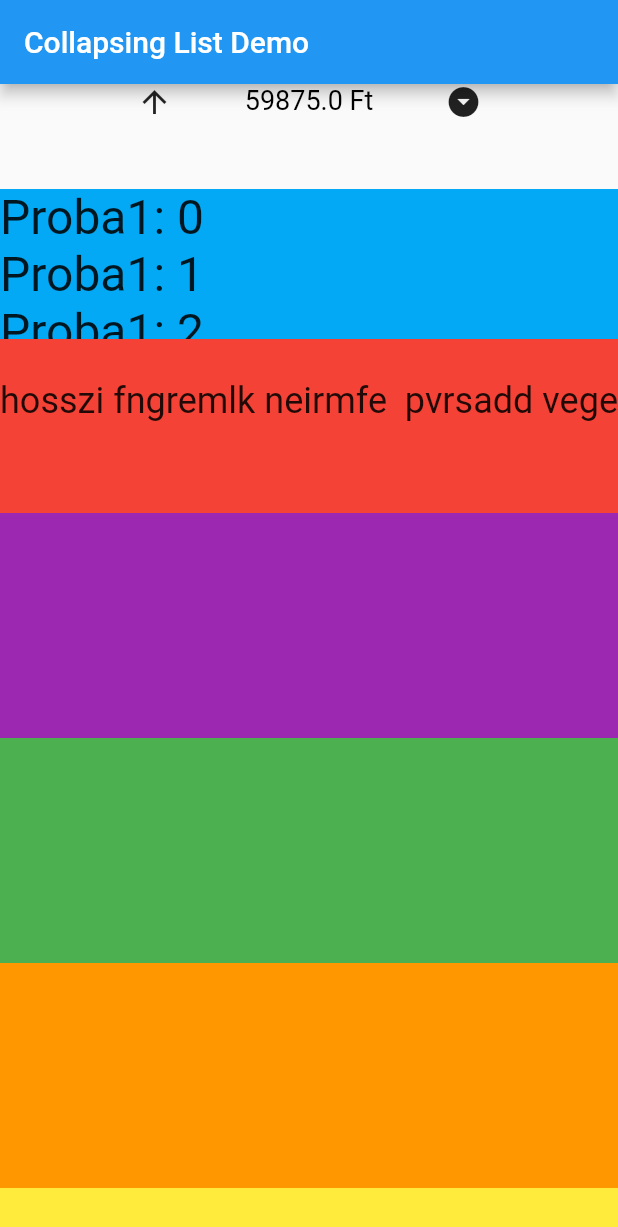
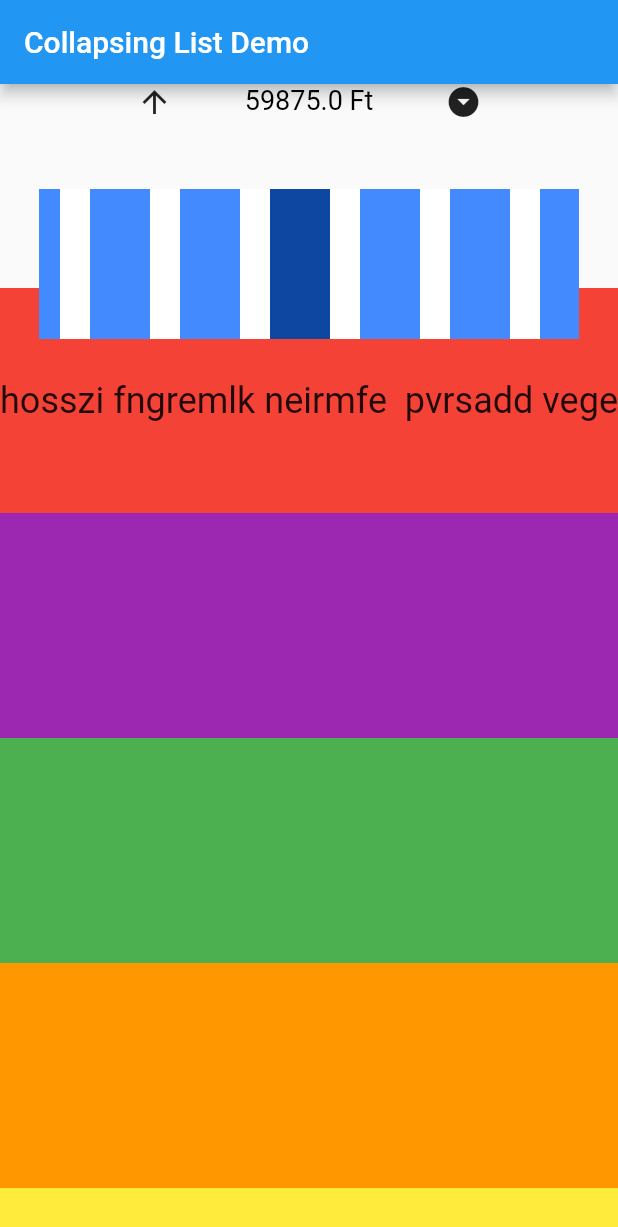
Before and after one commit to pappd/UIDemo, a Flutter app: the screen it shows after launch, scrolled down 576 dp, on a phone screen of 412 x 824 dp. Shown: the top 1227 px of the screen. Run offline on Flutter 3.47's test engine with Material 2 defaults, Android fonts, the light colour scheme and no system bars.

Commit message:
add chart

```diff
--- /dev/null
+++ b/lib/chart.dart
@@ -0,0 +1,71 @@
+import 'dart:math';
+
+import 'package:flutter/material.dart';
+import 'package:flutter/rendering.dart';
+
+class Chart extends StatelessWidget {
+  static const double itemWidth = 60;
+  final ScrollController controller;
+  final int selectedIndex;
+  final ValueChanged<double> onChanged;
+  final List<double> elements;
+  final double width;
+  const Chart({
+    Key key,
+    this.controller,
+    this.onChanged,
+    this.selectedIndex,
+    this.elements,
+    this.width = 360,
+  }) : super(key: key);
+
+  @override
+  Widget build(BuildContext context) {
+    return NotificationListener(
+      child: Container(
+        color: Colors.white,
+        height: 100,
+        width: width,
+        child: ListView.builder(
+          scrollDirection: Axis.horizontal,
+          itemCount: elements.length,
+          itemExtent: Chart.itemWidth,
+          controller: controller,
+          itemBuilder: (context, index) {
+            return Column(
+              mainAxisAlignment: MainAxisAlignment.end,
+              children: <Widget>[
+                Container(
+                  width: 40,
+                  height: 100 / elements.reduce(max) * elements[index],
+                  color: index == selectedIndex
+                      ? Colors.blue[900]
+                      : Colors.blueAccent,
+                ),
+              ],
+            );
+          },
+        ),
+      ),
+      onNotification: _onNotification,
+    );
+  }
+
+  bool _onNotification(Notification notification) {
+    if (notification is ScrollNotification) {
+      if (_userStoppedScrolling(notification, controller) &&
+          notification.metrics.axis == Axis.horizontal) {
+        onChanged(min(notification.metrics.pixels, 960));
+      }
+    }
+    return true;
+  }
+
+  ///indicates if user has stopped scrolling so we can center value in the middle
+  bool _userStoppedScrolling(
+      Notification notification, ScrollController scrollController) {
+    return notification is UserScrollNotification &&
+        notification.direction == ScrollDirection.idle &&
+        scrollController.position.activity is! HoldScrollActivity;
+  }
+}
--- a/lib/main.dart
+++ b/lib/main.dart
@@ -1,6 +1,10 @@
+import 'dart:async';
+
 import 'package:flutter/material.dart';
 import 'package:flutter/rendering.dart';
+import 'package:scrolling_ui/chart.dart';
 import 'package:scrolling_ui/currency_balance.dart';
+import 'package:scrolling_ui/model/main_model.dart';
 import 'package:scrolling_ui/model/transaction.dart';
 import 'package:scrolling_ui/transaction_card.dart';
 import 'package:flutter/foundation.dart';
@@ -94,9 +98,56 @@ class _SliverAppBarDelegate extends SliverPersistentHeaderDelegate {
   }
 }
 
-class CollapsingList extends StatelessWidget {
+class CollapsingList extends StatefulWidget {
+  @override
+  _CollapsingListState createState() => _CollapsingListState();
+}
+
+class _CollapsingListState extends State<CollapsingList> {
   final ScrollController _scrollController = ScrollController();
+
   final ScrollController _scrollController2 = ScrollController();
+
+  //bool mutex = true;
+  double scrollPosition = 0;
+  double previousScrollPosition = 0;
+  int selectedIndex = 0;
+  var data = MainModel();
+
+  @override
+  void initState() {
+    super.initState();
+    data.createRandomTransactions();
+    Timer.periodic(Duration(milliseconds: 16), (timer) {
+      // print("delta: ${previousScrollPosition - scrollPosition}");
+      // print("prev                              $previousScrollPosition");
+      // print(
+      //     "atk:                                                   $scrollPosition");
+      // if ((previousScrollPosition - scrollPosition).abs() > 5) {
+      //   setState(() {
+      //     selectedIndex = (scrollPosition + 0) ~/ (360 / 8);
+      //     print(selectedIndex.toString());
+      //   });
+      //   _scrollController2.jumpTo(scrollPosition);
+      //   previousScrollPosition = scrollPosition;
+      // }
+      chartCallback(scrollPosition, isVertical: true);
+    });
+  }
+
+  void chartCallback(double position, {bool isVertical = false}) {
+    if ((previousScrollPosition - position).abs() > 5) {
+      setState(() {
+        selectedIndex = (position + 0) ~/ (360 / 8);
+        print(selectedIndex.toString());
+      });
+      if (isVertical) {
+        _scrollController2.jumpTo(position);
+        previousScrollPosition = position;
+      }
+    }
+  }
+
   SliverPersistentHeader makeHeader(String headerText) {
     return SliverPersistentHeader(
       pinned: true,
@@ -106,8 +157,14 @@ class CollapsingList extends StatelessWidget {
         maxHeight: 300.0,
         child: Container(
             color: Colors.lightBlue,
-            child: TwoList(
+            child: Chart(
+              elements: [
+                for (int i = 0; i < data.transactions.length; i++)
+                  data.transactions[i].amount
+              ],
               controller: _scrollController2,
+              selectedIndex: selectedIndex,
+              onChanged: chartCallback,
             )),
       ),
     );
@@ -116,14 +173,8 @@ class CollapsingList extends StatelessWidget {
   bool _onNotification(Notification notification) {
     if (notification is ScrollNotification) {
       //print(notification.metrics.pixels.toString());
-      final scrollPosition = notification.metrics.pixels;
-      if (scrollPosition < 200) {
-        // _scrollController2.
-        _scrollController2.jumpTo(max(2, min(scrollPosition, 200)));
-        // _scrollController2.jumpTo(min(scrollPosition + 5, 200));
-        // _scrollController2.jumpTo(min(scrollPosition + 7, 200));
-        // _scrollController2.jumpTo(min(scrollPosition + 9, 200));
-        // _scrollController2.jumpTo(min(scrollPosition + 11, 200));
+      if (notification.metrics.axis == Axis.vertical) {
+        scrollPosition = min(notification.metrics.pixels, 960);
       }
 
       if (_userStoppedScrolling(notification, _scrollController)) {
--- a/lib/model/main_model.dart
+++ b/lib/model/main_model.dart
@@ -35,7 +35,7 @@ class MainModel {
 
   void createRandomTransactions([int number = 50]) {
     for (int i = 0; i < number; i++) {
-      Random random;
+      var random = Random();
       transferTo(
         random.nextInt(contacts.length - 1),
         random.nextDouble() * 500,
--- a/lib/two_list.dart
+++ /dev/null
@@ -1,47 +0,0 @@
-import 'package:flutter/material.dart';
-
-class TwoList extends StatefulWidget {
-  final controller;
-  const TwoList({Key key, this.controller}) : super(key: key);
-
-  @override
-  _TwoListState createState() => _TwoListState();
-}
-
-class _TwoListState extends State<TwoList> {
-  //var controller = ScrollController();
-  var controller2 = ScrollController();
-  @override
-  Widget build(BuildContext context) {
-    return Column(
-      children: <Widget>[
-        Container(
-          height: 100,
-          child: ListView.builder(
-            itemCount: 10,
-            controller: widget.controller,
-            itemBuilder: (context, index) {
-              return Text(
-                "Proba1: $index",
-                style: TextStyle(fontSize: 32),
-              );
-            },
-          ),
-        ),
-        // Container(
-        //   height: 100,
-        //   child: ListView.builder(
-        //     itemCount: 10,
-        //     controller: controller2,
-        //     itemBuilder: (context, index) {
-        //       return Text(
-        //         "Nagy Proba2: $index",
-        //         style: TextStyle(fontSize: 32),
-        //       );
-        //     },
-        //   ),
-        // ),
-      ],
-    );
-  }
-}
```
